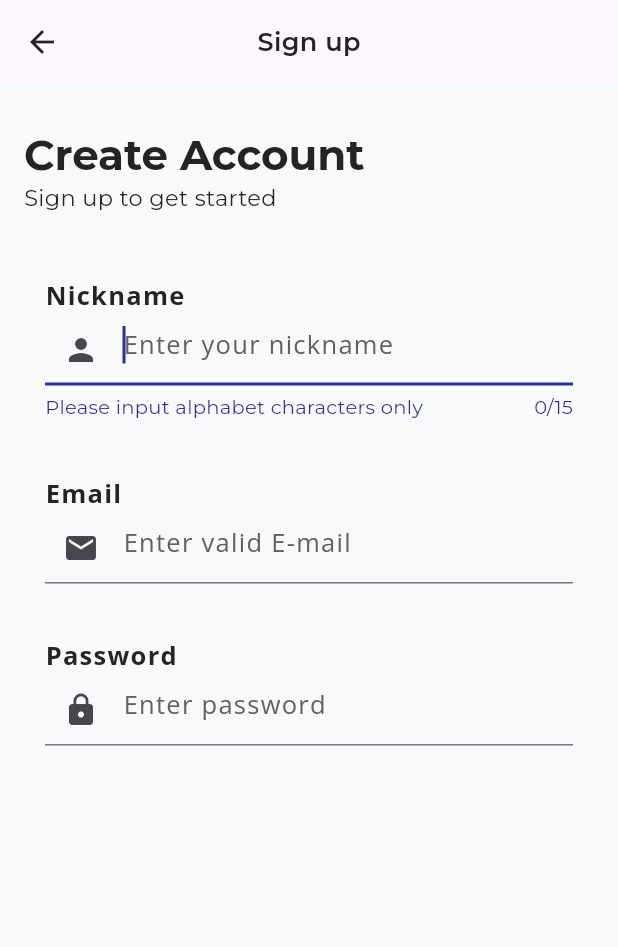
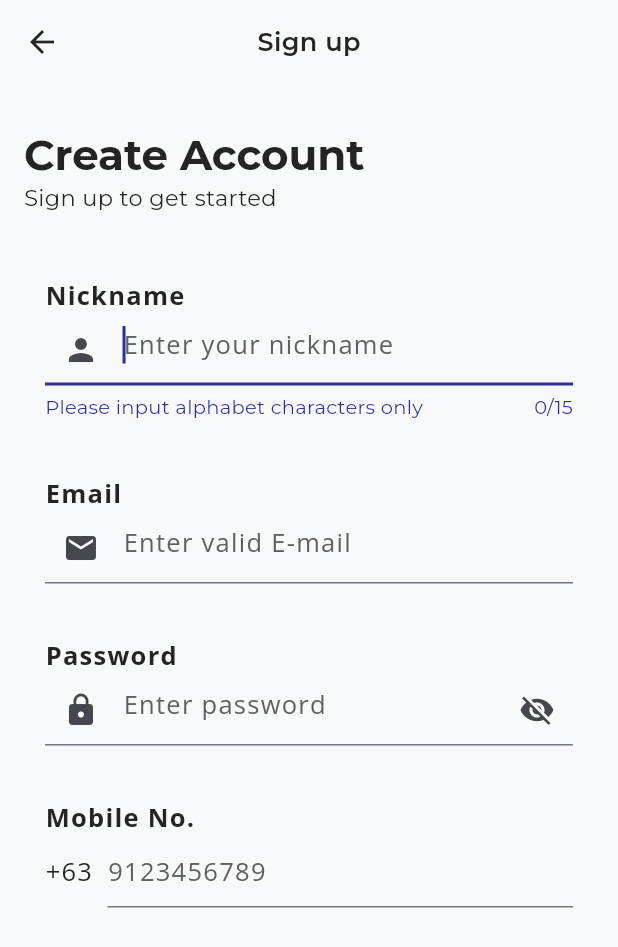
Before and after one commit to dev-zyrushiyao/Calamba-Water-District-Mobile-App, a Flutter app: the SignupPage screen opened by its route, on a phone screen of 412 x 824 dp. Shown: the top 947 px of the screen. Run offline on Flutter 3.47's test engine with Material 3 defaults, Android fonts, the phone set to English and light mode, and no system bars; our stand-ins replace flutter_svg, google_fonts.

Commit message:
Variable and properties adjustment on Theme Appbar and setting up the Sign Up Page

```diff
--- a/lib/login_page.dart
+++ b/lib/login_page.dart
@@ -27,7 +27,7 @@ class _LoginPageState extends State<LoginPage> {
     return Scaffold(
       resizeToAvoidBottomInset: false,
       body: SafeArea(
-        //Logo Email & Password TextField - ADJUST TO TextFormField
+        //Logo Email & Password TextField
         child: Container(
           padding: const EdgeInsetsDirectional.only(top: 50.00),
           color: Theme.of(context).colorScheme.surface,
--- a/lib/signup_page.dart
+++ b/lib/signup_page.dart
@@ -10,16 +10,19 @@ class SignupPage extends StatefulWidget {
 //Widget tree structure
 //Scaffold
 //-Appbar
-//--Column [sizedBox , container-TextHeader , sizedBox , center-container-Column(Column[Label,TextForm))  ]
+//--Column [sizedBox , container-TextHeader , sizedBox , center-container-Column(Column[Label,TextForm)) ]
+// Mobile no. section container-column (text (row[text-textfield]))
 
 class _SignupPageState extends State<SignupPage> {
+  bool isHidden = true;
+
   @override
   Widget build(BuildContext context) {
     return Scaffold(
-      resizeToAvoidBottomInset: false,
+      // resizeToAvoidBottomInset: false,
       appBar: AppBar(title: Text('Sign up'), centerTitle: true),
-      body: Column(
-        crossAxisAlignment: CrossAxisAlignment.start,
+      body: ListView(
+        // crossAxisAlignment: CrossAxisAlignment.start,
         children: [
           //spacing
           SizedBox(height: 29),
@@ -150,9 +153,17 @@ class _SignupPageState extends State<SignupPage> {
                       enableSuggestions: true,
                       autovalidateMode: AutovalidateMode.onUnfocus,
                       validator: (String? value) {
-                        return (value != null && value.contains(RegExp(r'[@]')))
-                            ? null
-                            : 'Please enter valid email.';
+                        if (value == null || value.isEmpty) {
+                          return 'Email is required';
+                        }
+                        //email validation that requires the user to enter a valid email
+                        //that contains '@' + '.com' OR '.ph'
+                        if (value.contains('@') &&
+                            value.endsWith('.com') ^ value.endsWith('.ph')) {
+                          return null;
+                        } else {
+                          return 'Invalid email';
+                        }
                       },
                     ),
                   ],
@@ -172,8 +183,20 @@ class _SignupPageState extends State<SignupPage> {
                     TextFormField(
                       textInputAction: TextInputAction.next,
                       keyboardType: TextInputType.visiblePassword,
+                      obscureText: isHidden,
                       decoration: InputDecoration(
                         prefixIcon: Icon(Icons.lock),
+                        suffixIcon: IconButton(
+                          onPressed: () {
+                            setState(() {
+                              isHidden = !isHidden;
+                              debugPrint(isHidden.toString());
+                            });
+                          },
+                          icon: Icon(
+                            isHidden ? Icons.visibility_off : Icons.visibility,
+                          ),
+                        ),
                         helperStyle: Theme.of(context).textTheme.labelSmall!
                             .copyWith(
                               color: Theme.of(context).colorScheme.primary,
@@ -197,6 +220,65 @@ class _SignupPageState extends State<SignupPage> {
                     ),
                   ],
                 ),
+
+                //TextField - Mobile Number
+                Column(
+                  crossAxisAlignment: CrossAxisAlignment.start,
+                  children: [
+                    Text(
+                      style: Theme.of(context).textTheme.bodyLarge!.copyWith(
+                        fontWeight: FontWeight.bold,
+                        color: Theme.of(context).colorScheme.onPrimary,
+                      ),
+                      'Mobile No.',
+                    ),
+                    Row(
+                      spacing: 10.00,
+                      children: [
+                        Text(
+                          style: Theme.of(context).textTheme.bodyLarge!
+                              .copyWith(
+                                color: Theme.of(context).colorScheme.onPrimary,
+                              ),
+                          '+63',
+                        ),
+                        Flexible(
+                          child: TextFormField(
+                            textInputAction: TextInputAction.done,
+                            keyboardType: TextInputType.phone,
+                            decoration: InputDecoration(
+                              helperStyle: Theme.of(context)
+                                  .textTheme
+                                  .labelSmall!
+                                  .copyWith(
+                                    color: Theme.of(
+                                      context,
+                                    ).colorScheme.primary,
+                                  ),
+                              hintText: '9123456789',
+                              hintStyle: TextStyle(
+                                color: Theme.of(
+                                  context,
+                                ).colorScheme.onPrimaryFixedVariant,
+                              ),
+                              //error style for validator property (InputDecoration)
+                              errorStyle: Theme.of(context)
+                                  .textTheme
+                                  .labelSmall!
+                                  .copyWith(
+                                    color: Theme.of(context).colorScheme.error,
+                                  ),
+                            ),
+                            onSaved: (String? value) {
+                              // This optional block of code can be used to run
+                              // code when the user saves the form.
+                            },
+                          ),
+                        ),
+                      ],
+                    ),
+                  ],
+                ),
               ],
             ),
           ),
```
Also changed, not shown: lib/main.dart (+11 -1 lines).
